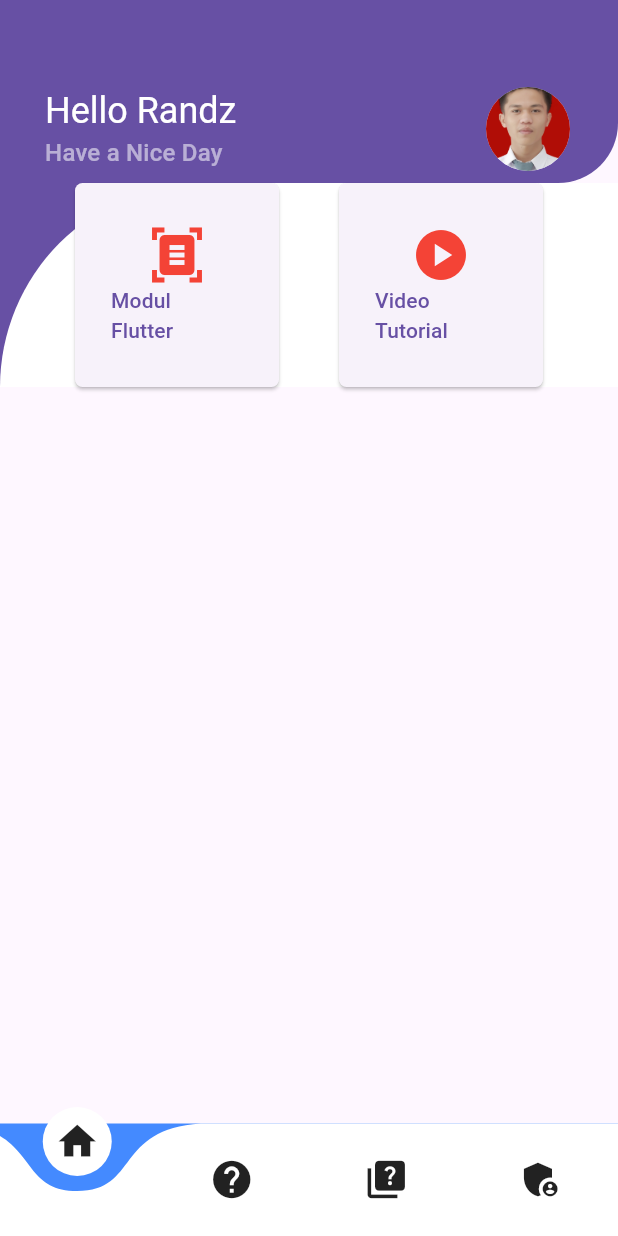
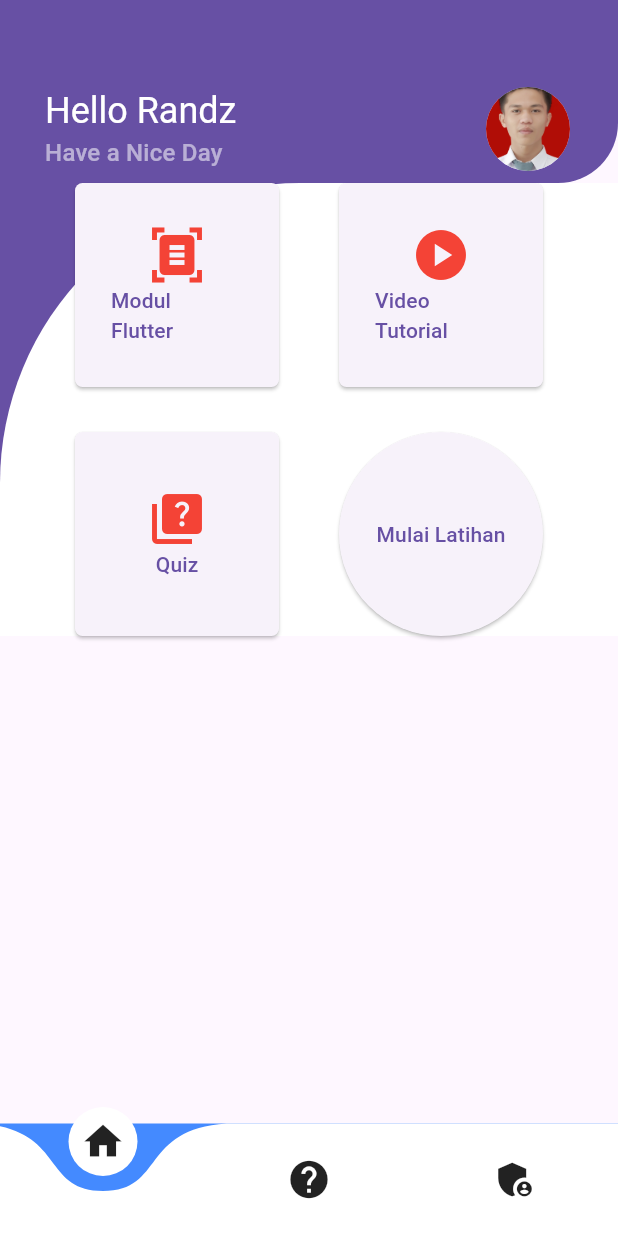
Before and after one commit to LearnProgrammingDev/project_psb_flutterr_apps_media_pembelajaran, a Flutter app: the screen it shows after launch, on a phone screen of 412 x 824 dp. Run offline on Flutter 3.47's test engine with Material 3 defaults, Android fonts, the phone set to English and light mode, and no system bars; drawn by our look-alikes of curved_navigation_bar; our stand-ins replace video_player; missing offline and left inert: pdfx.

Commit message:
membuat menu quiz

```diff
--- a/lib/Screen/materi.dart
+++ b/lib/Screen/materi.dart
@@ -1,4 +1,6 @@
 import 'package:flutter/material.dart';
+import 'package:project_splashscreen/Screen/exercise_screen.dart';
+import 'package:project_splashscreen/Screen/quiz_screen.dart';
 import 'package:project_splashscreen/Screen/vidoplayer.dart';
 import 'package:project_splashscreen/Screen/pdfviewer.dart';
 
@@ -127,6 +129,45 @@ class _MyHomePageState extends State<MyHomePage> {
                       ],
                     ),
                   ),
+                  ElevatedButton(
+                    style: ElevatedButton.styleFrom(
+                      shape: RoundedRectangleBorder(
+                        borderRadius: BorderRadius.circular(5.0),
+                      ),
+                    ),
+                    onPressed: () {
+                      Navigator.push(
+                        context,
+                        MaterialPageRoute(
+                          builder:
+                              (context) =>
+                                  QuizScreen(), // Navigasi ke halaman quiz
+                        ),
+                      );
+                    },
+                    child: const Column(
+                      mainAxisAlignment: MainAxisAlignment.center,
+                      children: [
+                        Icon(
+                          Icons.quiz,
+                          color: Colors.red,
+                          size: 40.0,
+                        ), // Ganti ikon menjadi quiz
+                        Text('Quiz'),
+                      ],
+                    ),
+                  ),
+                  ElevatedButton(
+                    onPressed: () {
+                      Navigator.push(
+                        context,
+                        MaterialPageRoute(
+                          builder: (context) => const ExerciseScreen(),
+                        ),
+                      );
+                    },
+                    child: const Text("Mulai Latihan"),
+                  ),
                 ],
               ),
             ),
--- a/lib/navigation.dart
+++ b/lib/navigation.dart
@@ -1,7 +1,6 @@
 import 'package:flutter/material.dart';
 import 'package:curved_navigation_bar/curved_navigation_bar.dart';
 import 'package:project_splashscreen/Screen/materi.dart';
-import 'package:project_splashscreen/Screen/quiz_screen.dart';
 import 'package:project_splashscreen/Screen/bantuan.dart';
 import 'package:project_splashscreen/Screen/profile.dart';
 
@@ -13,12 +12,7 @@ class BottomNavBar extends StatefulWidget {
 }
 
 class _BottomNavBarState extends State<BottomNavBar> {
-  List screens = [
-    const Materi(),
-    QuizScreen(),
-    const Bantuan(),
-    const Profile(),
-  ];
+  List screens = [const Materi(), const Bantuan(), const Profile()];
 
   int _intpage = 0;
 
@@ -31,7 +25,6 @@ class _BottomNavBarState extends State<BottomNavBar> {
         items: <Widget>[
           Icon(Icons.home, size: 30),
           Icon(Icons.help, size: 30),
-          Icon(Icons.quiz, size: 30),
           Icon(Icons.admin_panel_settings, size: 30),
         ],
 
```
Also changed, not shown: lib/Screen/exercise_screen.dart (added, +90 -0 lines), lib/Screen/result_screen.dart (+8 -6 lines).
